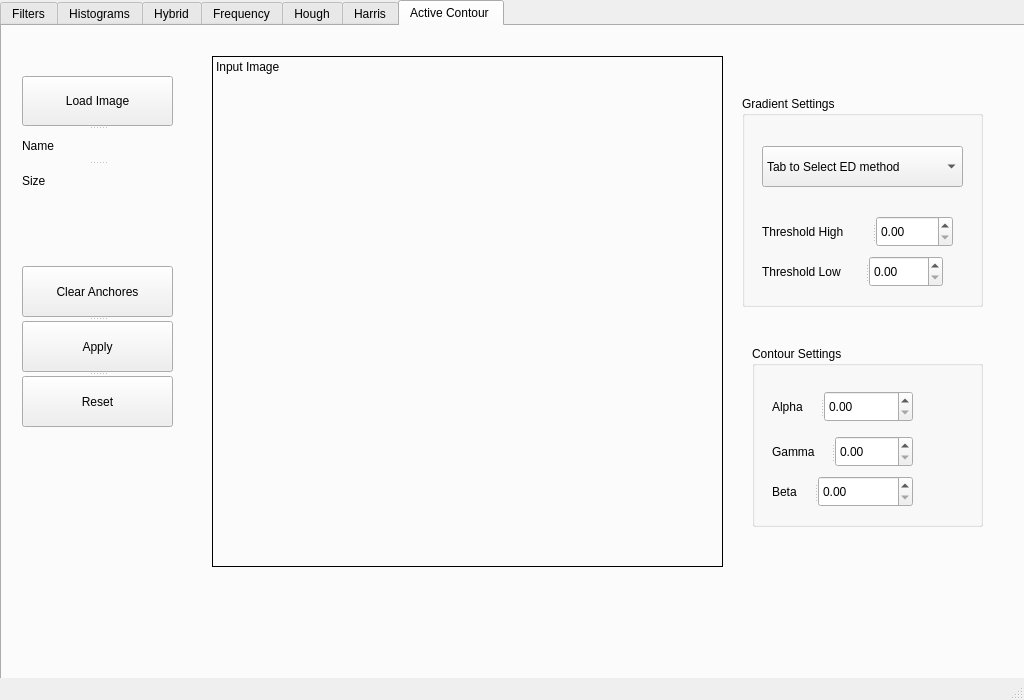
Old version of the form MainWindow.ui in the repository Bravewarrior0/Computer-Vision.
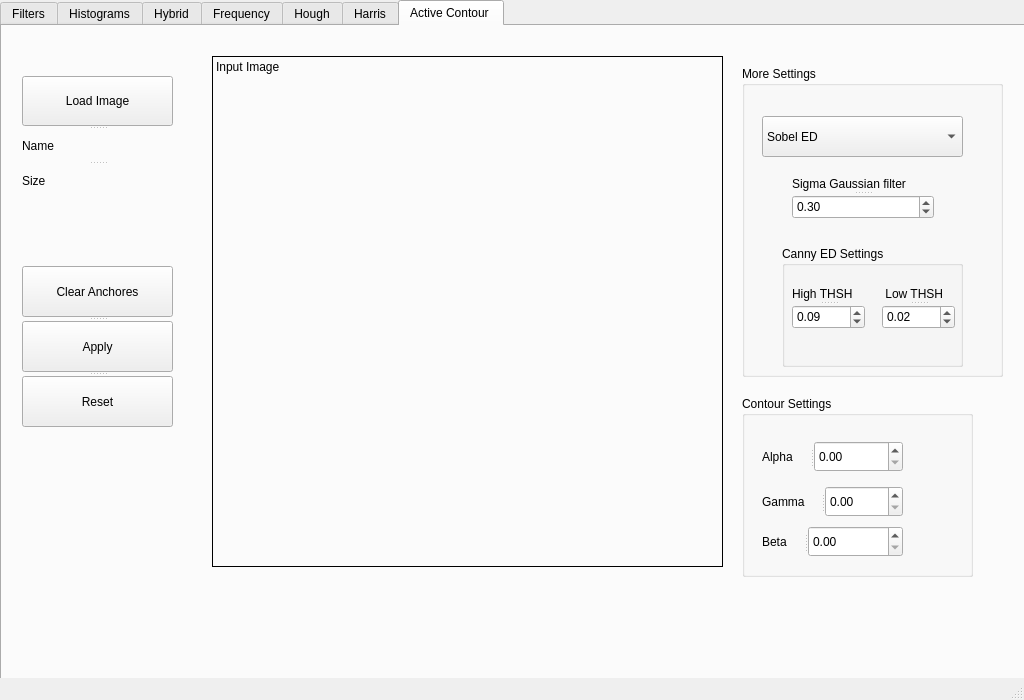
New version of the form. Custom widgets are drawn as their Qt base class.

What changed in the file:
```diff
--- a/MainWindow.ui
+++ b/MainWindow.ui
@@ -1113,8 +1113,8 @@
      <widget class="QGroupBox" name="groupBox_3">
       <property name="geometry">
        <rect>
-        <x>750</x>
-        <y>320</y>
+        <x>740</x>
+        <y>370</y>
         <width>231</width>
         <height>181</height>
        </rect>
@@ -1184,9 +1184,9 @@
       <property name="geometry">
        <rect>
         <x>740</x>
-        <y>70</y>
-        <width>241</width>
-        <height>211</height>
+        <y>40</y>
+        <width>261</width>
+        <height>311</height>
        </rect>
       </property>
       <property name="orientation">
@@ -1194,7 +1194,7 @@
       </property>
       <widget class="QGroupBox" name="groupBox_4">
        <property name="title">
-        <string>Gradient Settings </string>
+        <string>More Settings </string>
        </property>
        <widget class="QSplitter" name="splitter_21">
         <property name="geometry">
@@ -1211,7 +1211,7 @@
         <widget class="QComboBox" name="comboBox_2">
          <item>
           <property name="text">
-           <string>Tab to Select ED method</string>
+           <string>Sobel ED</string>
           </property>
          </item>
          <item>
@@ -1226,43 +1226,105 @@
          </item>
         </widget>
        </widget>
-       <widget class="QSplitter" name="splitter_23">
+       <widget class="QGroupBox" name="groupBox_7">
         <property name="geometry">
          <rect>
-          <x>20</x>
-          <y>160</y>
+          <x>40</x>
+          <y>180</y>
           <width>181</width>
-          <height>31</height>
+          <height>121</height>
          </rect>
         </property>
-        <property name="orientation">
-         <enum>Qt::Horizontal</enum>
+        <property name="title">
+         <string>Canny ED Settings</string>
         </property>
-        <widget class="QLabel" name="label_23">
-         <property name="text">
-          <string>Threshold Low</string>
+        <widget class="QSplitter" name="splitter_23">
+         <property name="geometry">
+          <rect>
+           <x>100</x>
+           <y>40</y>
+           <width>73</width>
+           <height>43</height>
+          </rect>
          </property>
+         <property name="orientation">
+          <enum>Qt::Vertical</enum>
+         </property>
+         <widget class="QLabel" name="label_23">
+          <property name="text">
+           <string> Low THSH</string>
+          </property>
+         </widget>
+         <widget class="QDoubleSpinBox" name="Td_Low_AC">
+          <property name="maximum">
+           <double>1.000000000000000</double>
+          </property>
+          <property name="singleStep">
+           <double>0.010000000000000</double>
+          </property>
+          <property name="value">
+           <double>0.020000000000000</double>
+          </property>
+         </widget>
         </widget>
-        <widget class="QDoubleSpinBox" name="doubleSpinBox_Threshold_Low"/>
+        <widget class="QSplitter" name="splitter_22">
+         <property name="geometry">
+          <rect>
+           <x>10</x>
+           <y>40</y>
+           <width>73</width>
+           <height>43</height>
+          </rect>
+         </property>
+         <property name="orientation">
+          <enum>Qt::Vertical</enum>
+         </property>
+         <widget class="QLabel" name="label_16">
+          <property name="text">
+           <string>High THSH</string>
+          </property>
+         </widget>
+         <widget class="QDoubleSpinBox" name="Td_High_AC">
+          <property name="maximum">
+           <double>1.000000000000000</double>
+          </property>
+          <property name="singleStep">
+           <double>0.010000000000000</double>
+          </property>
+          <property name="value">
+           <double>0.090000000000000</double>
+          </property>
+         </widget>
+        </widget>
        </widget>
-       <widget class="QSplitter" name="splitter_22">
+       <widget class="QSplitter" name="splitter_29">
         <property name="geometry">
          <rect>
-          <x>20</x>
-          <y>120</y>
-          <width>191</width>
-          <height>31</height>
+          <x>50</x>
+          <y>110</y>
+          <width>142</width>
+          <height>43</height>
          </rect>
         </property>
         <property name="orientation">
-         <enum>Qt::Horizontal</enum>
+         <enum>Qt::Vertical</enum>
         </property>
-        <widget class="QLabel" name="label_16">
+        <widget class="QLabel" name="label_27">
          <property name="text">
-          <string>Threshold High</string>
+          <string>Sigma Gaussian filter</string>
          </property>
         </widget>
-        <widget class="QDoubleSpinBox" name="doubleSpinBox_Threshold_Hign"/>
+        <widget class="QDoubleSpinBox" name="doubleSpinBox_sigma_AC">
+         <property name="maximum">
+          <double>1.000000000000000</double>
+         </property>
+         <property name="singleStep">
+          <double>0.100000000000000</double>
+         </property>
+         <property name="value">
+          <double>0.300000000000000</double>
+         </property>
+        </widget>
        </widget>
       </widget>
      </widget>
```
Left out of the diff: 9 changed lines with no effect on the pictures.
